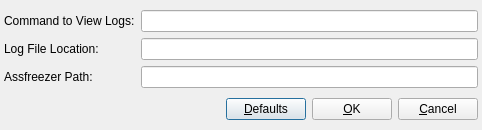
Above: cpp/apps/burner/ui/settingsdialogui.ui from justajeffy/arsenalsuite before the change. Below: the same form after it.
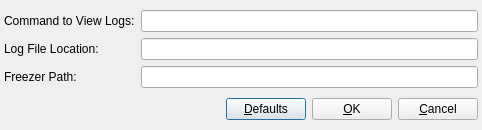
That is the form after the change. Icons and pictures are not drawn.

```diff
--- a/cpp/apps/burner/ui/settingsdialogui.ui
+++ b/cpp/apps/burner/ui/settingsdialogui.ui
@@ -60,7 +60,7 @@
      <item row="2" column="0" >
       <widget class="QLabel" name="textLabel1_4" >
        <property name="text" >
-        <string>Assfreezer Path:</string>
+        <string>Freezer Path:</string>
        </property>
       </widget>
      </item>
```
Left out of the diff: 2 changed lines with no effect on the pictures.
